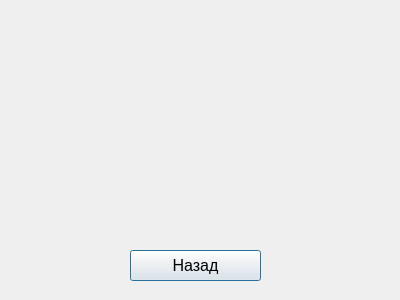
Old version of the form arrays.ui in the repository BatyrshinBPO-16-01/Lab1Interface.
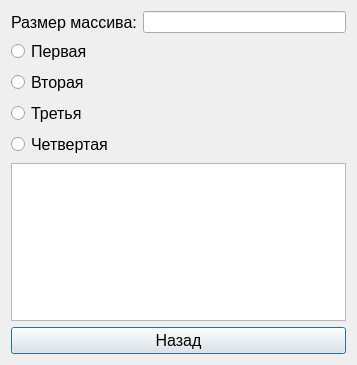
New version of the form.

Patch:
```diff
--- a/arrays.ui
+++ b/arrays.ui
@@ -6,31 +6,101 @@
    <rect>
     <x>0</x>
     <y>0</y>
-    <width>400</width>
-    <height>300</height>
+    <width>357</width>
+    <height>365</height>
    </rect>
   </property>
   <property name="windowTitle">
    <string>Dialog</string>
   </property>
-  <widget class="QPushButton" name="pushButton">
-   <property name="geometry">
-    <rect>
-     <x>130</x>
-     <y>250</y>
-     <width>131</width>
-     <height>31</height>
-    </rect>
-   </property>
-   <property name="font">
-    <font>
-     <pointsize>12</pointsize>
-    </font>
-   </property>
-   <property name="text">
-    <string>Назад</string>
-   </property>
-  </widget>
+  <layout class="QGridLayout" name="gridLayout">
+   <item row="3" column="0">
+    <widget class="QPushButton" name="pushButton">
+     <property name="font">
+      <font>
+       <pointsize>12</pointsize>
+      </font>
+     </property>
+     <property name="text">
+      <string>Назад</string>
+     </property>
+    </widget>
+   </item>
+   <item row="0" column="0">
+    <layout class="QHBoxLayout" name="horizontalLayout">
+     <item>
+      <widget class="QLabel" name="label">
+       <property name="font">
+        <font>
+         <pointsize>12</pointsize>
+        </font>
+       </property>
+       <property name="text">
+        <string>Размер массива:</string>
+       </property>
+      </widget>
+     </item>
+     <item>
+      <widget class="QLineEdit" name="SizeofArray"/>
+     </item>
+    </layout>
+   </item>
+   <item row="1" column="0">
+    <layout class="QVBoxLayout" name="verticalLayout">
+     <item>
+      <widget class="QRadioButton" name="radioButton">
+       <property name="font">
+        <font>
+         <pointsize>12</pointsize>
+        </font>
+       </property>
+       <property name="text">
+        <string>Первая</string>
+       </property>
+      </widget>
+     </item>
+     <item>
+      <widget class="QRadioButton" name="radioButton_2">
+       <property name="font">
+        <font>
+         <pointsize>12</pointsize>
+        </font>
+       </property>
+       <property name="text">
+        <string>Вторая</string>
+       </property>
+      </widget>
+     </item>
+     <item>
+      <widget class="QRadioButton" name="radioButton_3">
+       <property name="font">
+        <font>
+         <pointsize>12</pointsize>
+        </font>
+       </property>
+       <property name="text">
+        <string>Третья</string>
+       </property>
+      </widget>
+     </item>
+     <item>
+      <widget class="QRadioButton" name="radioButton_4">
+       <property name="font">
+        <font>
+         <pointsize>12</pointsize>
+        </font>
+       </property>
+       <property name="text">
+        <string>Четвертая</string>
+       </property>
+      </widget>
+     </item>
+    </layout>
+   </item>
+   <item row="2" column="0">
+    <widget class="QTextBrowser" name="textBrowser"/>
+   </item>
+  </layout>
  </widget>
  <resources/>
  <connections/>
```
